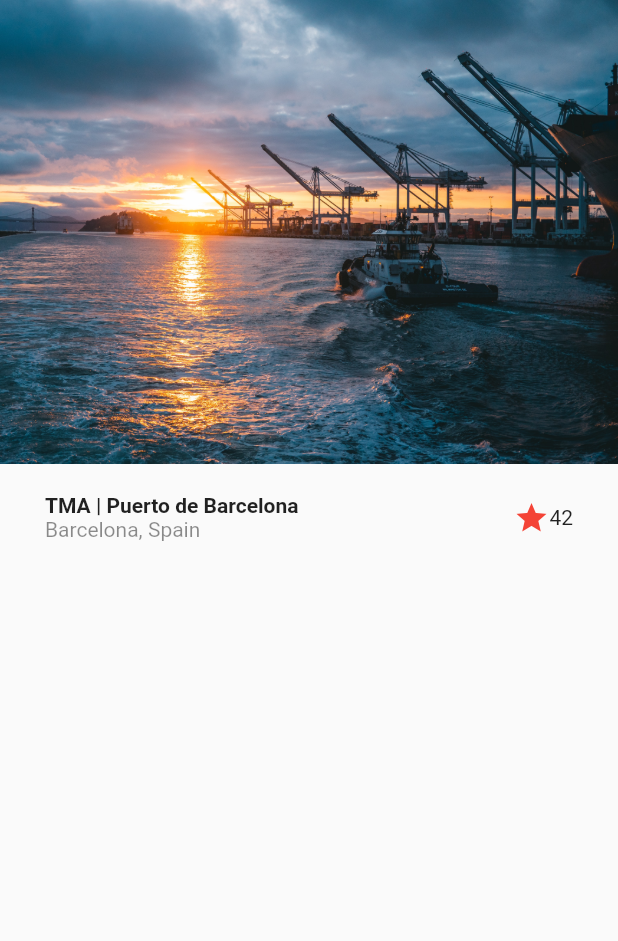
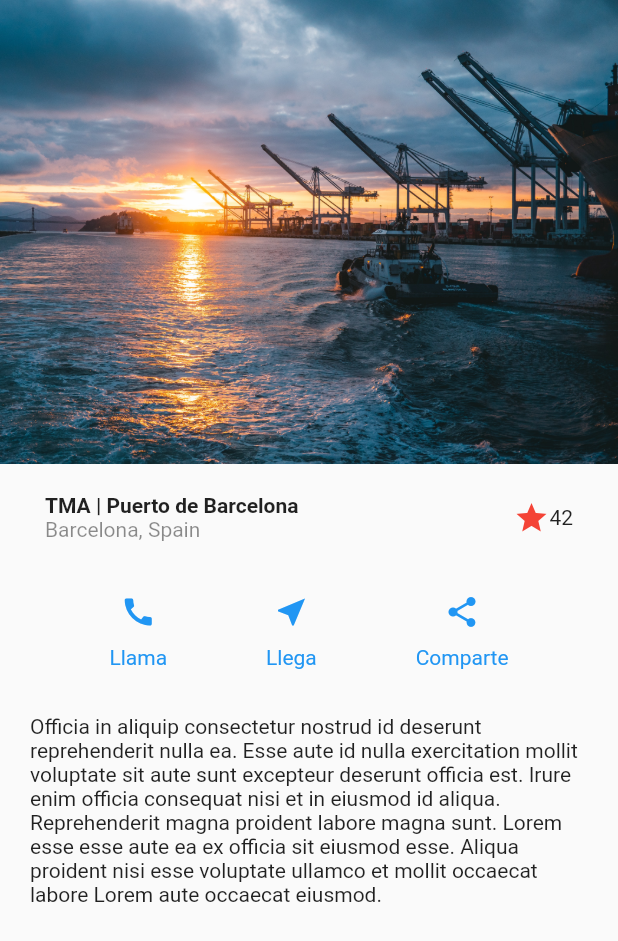
Before and after one commit to GitRockie/minka-design-app, a Flutter app: the screen it shows after launch, on a phone screen of 412 x 824 dp. Shown: the top 941 px of the screen. Run offline on Flutter 3.47's test engine with Material 2 defaults, Android fonts, the phone set to English and light mode, and no system bars.

Commit message:
Basic Design finish
ButtonSection
CustomButton wrap
Text set

```diff
--- a/lib/source/screens/basic_design.dart
+++ b/lib/source/screens/basic_design.dart
@@ -7,13 +7,22 @@ class BasicDesignScreen extends StatelessWidget {
   Widget build(BuildContext context) {
     return Scaffold(
         body: Column(
-      children: const [
-        Image(
+      children: [
+        const Image(
           image: AssetImage('assets/port-bay.jpg'),
         ),
 
         //Title Widget
-        Title(),
+        const Title(),
+
+        //Button section
+        const ButtonSection(),
+
+        Container(
+          margin: const EdgeInsets.symmetric(horizontal: 20, vertical: 15),
+          child: const Text(
+              'Officia in aliquip consectetur nostrud id deserunt reprehenderit nulla ea. Esse aute id nulla exercitation mollit voluptate sit aute sunt excepteur deserunt officia est. Irure enim officia consequat nisi et in eiusmod id aliqua. Reprehenderit magna proident labore magna sunt. Lorem esse esse aute ea ex officia sit eiusmod esse. Aliqua proident nisi esse voluptate ullamco et mollit occaecat labore Lorem aute occaecat eiusmod.'),
+        )
       ],
     ));
   }
@@ -51,3 +60,65 @@ class Title extends StatelessWidget {
     );
   }
 }
+
+class ButtonSection extends StatelessWidget {
+  const ButtonSection({
+    Key? key,
+  }) : super(key: key);
+
+  @override
+  Widget build(BuildContext context) {
+    return Container(
+      margin: const EdgeInsets.symmetric(horizontal: 40, vertical: 15),
+      child: Row(
+        mainAxisAlignment: MainAxisAlignment.spaceAround,
+        children: const [
+          CustomButton(
+            icon: Icons.call,
+            text: 'Llama',
+          ),
+          CustomButton(
+            icon: Icons.near_me,
+            text: 'Llega',
+          ),
+          CustomButton(
+            icon: Icons.share,
+            text: 'Comparte',
+          ),
+
+          //Description
+        ],
+      ),
+    );
+  }
+}
+
+class CustomButton extends StatelessWidget {
+  final IconData icon;
+  final String text;
+
+  const CustomButton({
+    Key? key,
+    required this.icon,
+    required this.text,
+  }) : super(key: key);
+
+  @override
+  Widget build(BuildContext context) {
+    return Column(
+      children: [
+        Icon(
+          icon,
+          color: Colors.blue,
+        ),
+        const SizedBox(
+          height: 10,
+        ),
+        Text(
+          text,
+          style: const TextStyle(fontSize: 14, color: Colors.blue),
+        )
+      ],
+    );
+  }
+}
```
